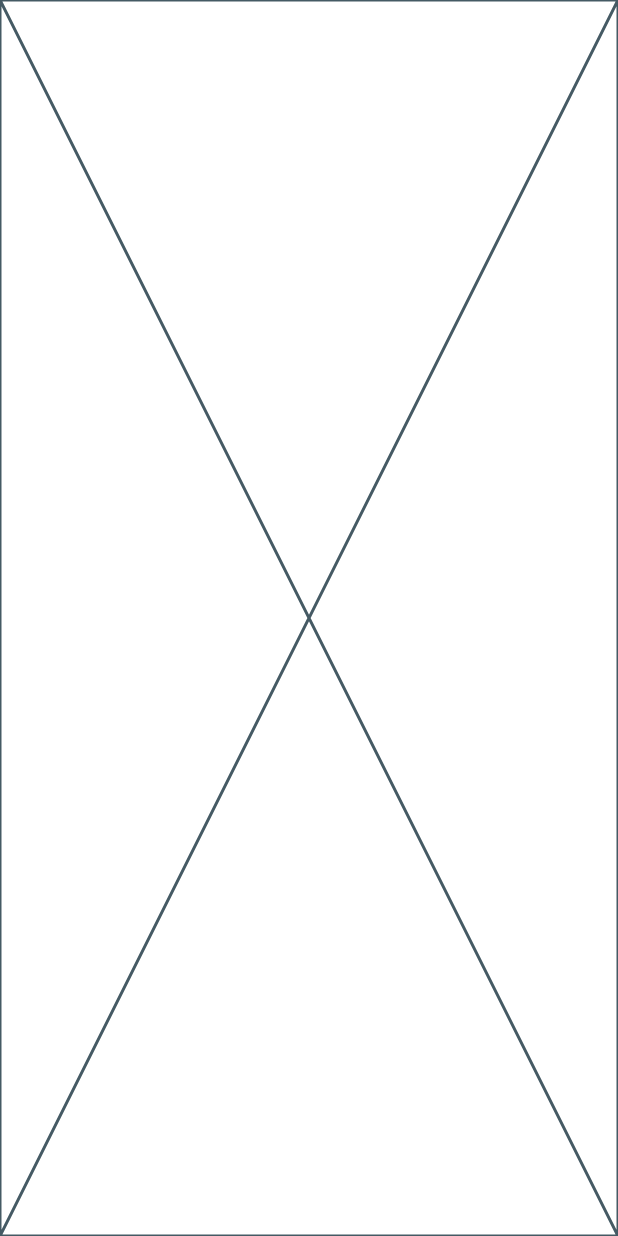
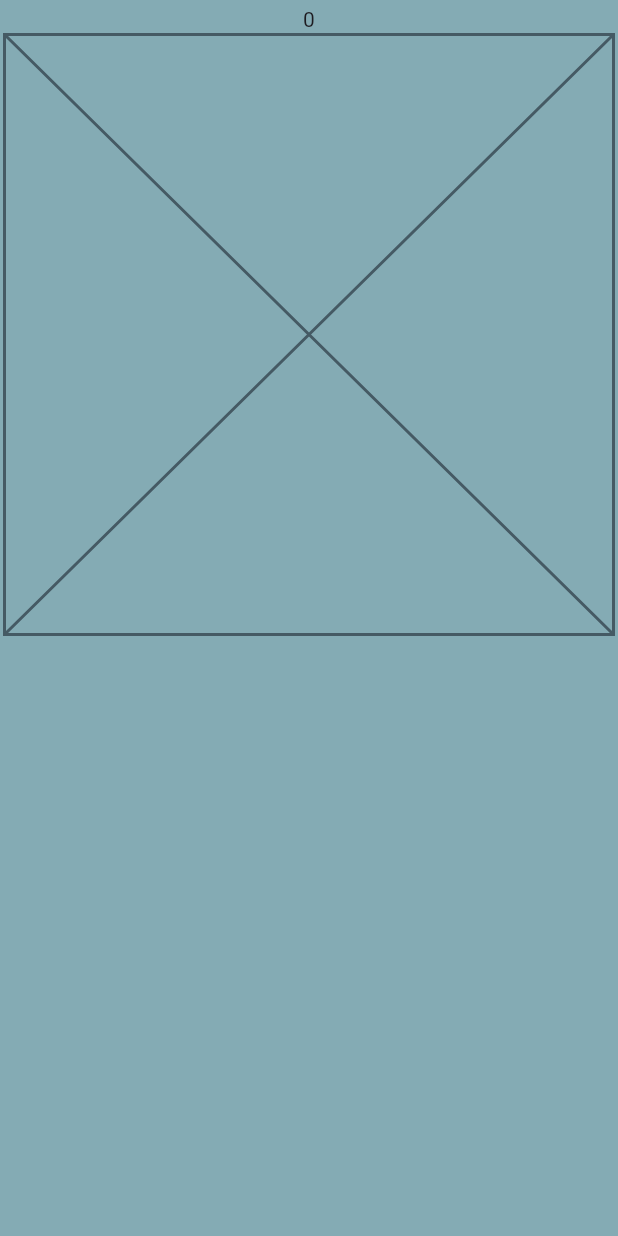
Before and after one commit to GComputeNerd/Flutter-Calculator, a Flutter app: the screen it shows after launch, on a phone screen of 412 x 824 dp. Run offline on Flutter 3.47's test engine with Material 3 defaults, Android fonts, the phone set to English and light mode, and no system bars.

```diff
--- a/lib/main.dart
+++ b/lib/main.dart
@@ -24,6 +24,54 @@ class MyHomePage extends StatelessWidget {
 
   @override
   Widget build(BuildContext context) {
+    return const Scaffold(
+      backgroundColor: Color(0xff84abb4),
+      body: CalculatorMain(),
+    );
+  }
+}
+
+class CalculatorMain extends StatelessWidget {
+  const CalculatorMain({
+    super.key,
+  });
+
+  @override
+  Widget build(BuildContext context) {
+    return Container(
+      padding: const EdgeInsets.all(3),
+      child: const Column(
+        children: [
+          CalculatorDisplay(),
+          CalculatorRow()
+        ],
+      ),
+    );
+  }
+}
+
+class CalculatorDisplay extends StatefulWidget {
+  const CalculatorDisplay({super.key});
+
+  @override createState() => _CalculatorDisplayState();
+}
+
+class _CalculatorDisplayState extends State<CalculatorDisplay> {
+  var result = 0;
+
+  @override
+  Widget build(BuildContext context) {
+    return Text(result.toString());
+  }
+}
+
+class CalculatorRow extends StatelessWidget {
+  const CalculatorRow({
+    super.key,
+  });
+
+  @override
+  Widget build(BuildContext context) {
     return Placeholder();
   }
 }
```
